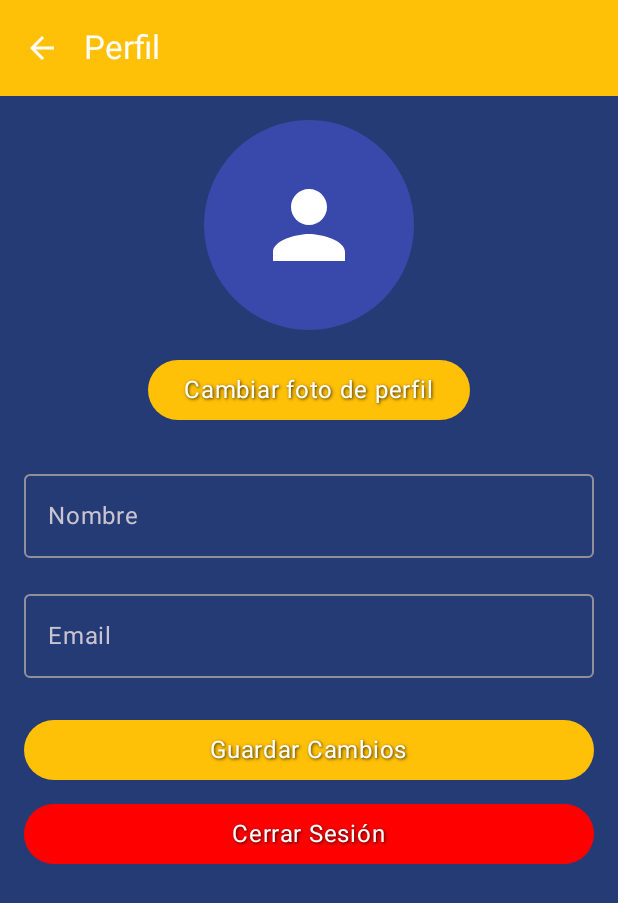
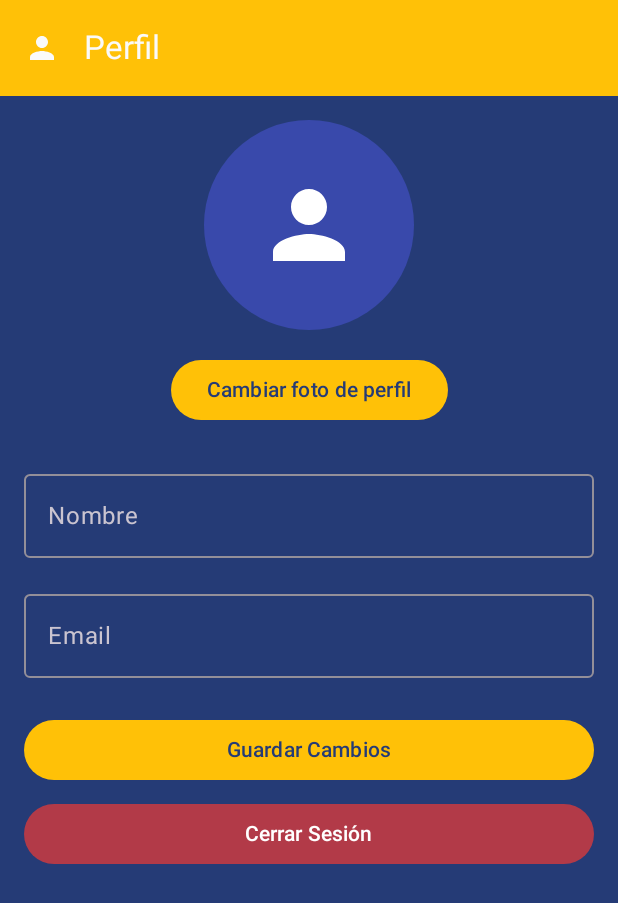
Before and after one commit to Argomedo/PhoneCinema_Proyecto, an Android app built with Jetpack Compose: the HomeScreen screen opened through its navigation route, after a tap on "Perfil", on a phone screen of 412 x 824 dp. Shown: the top 903 px of the screen. Run offline under Robolectric (Android 15) with nearby library versions, the phone set to English and light mode, and no system bars; our stand-ins replace Room's generated code; 1 other tap on this screen came first.

Commit message:
Mejora de colores en button y barras de navegación e iconos

```diff
--- a/frontend/app/src/main/java/com/example/phonecinemaapp/ui/home/HomeScreen.kt
+++ b/frontend/app/src/main/java/com/example/phonecinemaapp/ui/home/HomeScreen.kt
@@ -81,12 +81,12 @@ fun HomeScreen(
             TopAppBar(
                 title = {
                     if (!isSearching) {
-                        Text("Catálogo", color = Color.White)
+                        Text("Catálogo", color = Color(0xFFFAFAFA))
                     } else {
                         TextField(
                             value = searchQuery,
                             onValueChange = { searchQuery = it },
-                            placeholder = { Text("Buscar película...") },
+                            placeholder = { Text("Buscar película") },
                             singleLine = true,
                             colors = TextFieldDefaults.colors(
                                 focusedContainerColor = Color.Transparent,
@@ -96,8 +96,8 @@ fun HomeScreen(
                                 cursorColor = Color.White,
                                 focusedTextColor = Color.White,
                                 unfocusedTextColor = Color.White,
-                                focusedPlaceholderColor = Color.White.copy(alpha = 0.7f),
-                                unfocusedPlaceholderColor = Color.White.copy(alpha = 0.7f)
+                                focusedPlaceholderColor = Color.White.copy(alpha = 1f),
+                                unfocusedPlaceholderColor = Color.White.copy(alpha = 1f)
                             ),
                             modifier = Modifier.fillMaxWidth()
                         )
@@ -105,29 +105,29 @@ fun HomeScreen(
                 },
                 colors = TopAppBarDefaults.topAppBarColors(
                     containerColor = Color(0xFFD4A106),
-                    titleContentColor = Color.White,
-                    actionIconContentColor = Color.White
+                    titleContentColor = Color(0xFF253B76),
+                    actionIconContentColor = Color(0xFF253B76)
                 ),
                 actions = {
                     IconButton(onClick = { isSearching = !isSearching }) {
                         Icon(
                             imageVector = Icons.Default.Search,
                             contentDescription = "Buscar película",
-                            tint = Color.White
+                            tint = Color(0xFFFAFAFA)
                         )
                     }
                     IconButton(onClick = onNavigateToProfile) {
                         Icon(
                             imageVector = Icons.Default.Person,
                             contentDescription = "Perfil",
-                            tint = Color.White
+                            tint = Color(0xFFFAFAFA)
                         )
                     }
                     IconButton(onClick = onLogout) {
                         Icon(
                             imageVector = Icons.Default.Logout,
                             contentDescription = "Cerrar sesión",
-                            tint = Color.White
+                            tint = Color(0xFFB23A48)
                         )
                     }
                 }
--- a/frontend/app/src/main/java/com/example/phonecinemaapp/ui/home/PerfilScreen.kt
+++ b/frontend/app/src/main/java/com/example/phonecinemaapp/ui/home/PerfilScreen.kt
@@ -149,10 +149,11 @@ fun PerfilContent(
     Scaffold(
         topBar = {
             TopAppBar(
-                title = { Text("Perfil") },
+                title = { Text("Perfil",
+                    color = Color(0xFFFAFAFA)) },
                 navigationIcon = {
                     IconButton(onClick = onBackClick) {
-                        Icon(Icons.Default.ArrowBack, contentDescription = null, tint = Color.White)
+                        Icon(Icons.Default.Person, contentDescription = null, tint = Color(0xFFFAFAFA))
                     }
                 },
                 colors = TopAppBarDefaults.topAppBarColors(containerColor = Color(0xFFFFC107))
@@ -204,14 +205,7 @@ fun PerfilContent(
             Button(onClick = onSave, modifier = Modifier.fillMaxWidth()) {
                 Text(
                     text = "Guardar Cambios",
-                    style = MaterialTheme.typography.bodyLarge.copy(
-                        color = Color.White,
-                        shadow = Shadow(
-                            color = Color.Black.copy(alpha = 0.8f),
-                            offset = Offset(1f, 1f),
-                            blurRadius = 2f
-                        )
-                    )
+                    color = Color(0xFF253B76)
                 )
             }
 
@@ -221,20 +215,13 @@ fun PerfilContent(
                 onClick = onLogout,
                 modifier = Modifier.fillMaxWidth(),
                 colors = ButtonDefaults.buttonColors(
-                    containerColor = Color.Red,
+                    containerColor = Color(0xFFB23A48),
                     contentColor = Color.White
                 )
             ) {
                 Text(
                     text = "Cerrar Sesión",
-                    style = MaterialTheme.typography.bodyLarge.copy(
-                        color = Color.White,
-                        shadow = Shadow(
-                            color = Color.Black.copy(alpha = 0.8f),
-                            offset = Offset(1f, 1f),
-                            blurRadius = 2f
-                        )
-                    )
+                    color = Color.White
                 )
             }
         }
@@ -260,7 +247,8 @@ fun PerfilContent(
                     ) {
                         Icon(Icons.Default.PhotoLibrary, contentDescription = null, tint = Color.White)
                         Spacer(modifier = Modifier.width(8.dp))
-                        Text("Galería", color = Color.White)
+                        Text("Galería",
+                            color = Color(0xFFFAFAFA))
                     }
 
                     Button(
@@ -272,7 +260,8 @@ fun PerfilContent(
                     ) {
                         Icon(Icons.Default.CameraAlt, contentDescription = null, tint = Color.White)
                         Spacer(modifier = Modifier.width(8.dp))
-                        Text("Cámara", color = Color.White)
+                        Text("Cámara",
+                            color = Color(0xFFFAFAFA))
                     }
                 }
             }
@@ -324,15 +313,7 @@ fun SeccionFotoPerfil(
         Button(onClick = onTakePhoto) {
             Text(
                 text = "Cambiar foto de perfil",
-                // MATERIALTHEME de Material 3
-                style = MaterialTheme.typography.bodyLarge.copy(
-                    color = Color.White,
-                    shadow = Shadow(
-                        color = Color.Black.copy(alpha = 0.8f),
-                        offset = Offset(1f, 1f),
-                        blurRadius = 2f
-                    )
-                )
+                color = Color(0xFF253B76)
             )
         }
     }
--- a/frontend/app/src/main/java/com/example/phonecinemaapp/ui/login/LoginScreen.kt
+++ b/frontend/app/src/main/java/com/example/phonecinemaapp/ui/login/LoginScreen.kt
@@ -29,6 +29,7 @@ import androidx.compose.runtime.remember
 import androidx.compose.runtime.setValue
 import androidx.compose.ui.Alignment
 import androidx.compose.ui.Modifier
+import androidx.compose.ui.graphics.Color
 import androidx.compose.ui.platform.LocalContext
 import androidx.compose.ui.res.painterResource
 import androidx.compose.ui.text.input.PasswordVisualTransformation
@@ -126,7 +127,8 @@ private fun LoginContent(
             onClick = onLoginClick,
             modifier = Modifier.fillMaxWidth().height(50.dp),
             shape = RoundedCornerShape(50)
-        ) { Text("Entrar") }
+        ) { Text("Entrar",
+            color = Color(0xFF253B76)) }
 
         Spacer(modifier = Modifier.height(12.dp))
 
--- a/frontend/app/src/main/java/com/example/phonecinemaapp/ui/registro/RegistroScreen.kt
+++ b/frontend/app/src/main/java/com/example/phonecinemaapp/ui/registro/RegistroScreen.kt
@@ -167,7 +167,8 @@ private fun RegistroContent(
                 .height(50.dp),
             enabled = error == null || error.isBlank()
         ) {
-            Text("Registrar")
+            Text("Registrar",
+                color = Color(0xFF253B76))
         }
 
         Spacer(modifier = Modifier.height(12.dp))
--- a/frontend/app/src/main/java/com/example/phonecinemaapp/ui/reseñas/ReviewItem.kt
+++ b/frontend/app/src/main/java/com/example/phonecinemaapp/ui/reseñas/ReviewItem.kt
@@ -117,6 +117,6 @@ fun ReviewItem(
 
 private fun formatDate(timestamp: Long): String {
     val date = Date(timestamp)
-    val format = SimpleDateFormat("dd/MM/yyyy HH:mm", Locale.getDefault())
+    val format = SimpleDateFormat("dd/MM/yyyy", Locale.getDefault())
     return format.format(date)
 }
--- a/frontend/app/src/main/java/com/example/phonecinemaapp/ui/roles/ManageUsersScreen.kt
+++ b/frontend/app/src/main/java/com/example/phonecinemaapp/ui/roles/ManageUsersScreen.kt
@@ -41,7 +41,7 @@ fun ManageUsersScreen(
                         Icon(Icons.Default.ArrowBack, contentDescription = "Volver", tint = Color.White)
                     }
                 },
-                colors = TopAppBarDefaults.topAppBarColors(containerColor = Color(0xFF253B76))
+                colors = TopAppBarDefaults.topAppBarColors(containerColor = Color(0xFFFFC107))
             )
         }
     ) { padding ->
@@ -52,7 +52,7 @@ fun ManageUsersScreen(
                 .fillMaxSize()
         ) {
             if (users.isEmpty()) {
-                Text("No hay usuarios registrados", color = Color.White)
+                Text("No hay usuarios registrados", color = Color(0xFFFAFAFA))
             } else {
                 LazyColumn {
                     items(users) { user ->
```
Also changed, not shown: frontend/app/src/main/java/com/example/phonecinemaapp/ui/roles/AdmiScreen.kt (+12 -6 lines), frontend/app/src/main/java/com/example/phonecinemaapp/ui/roles/ManageReviewScreen.kt (+5 -4 lines), frontend/app/src/main/java/com/example/phonecinemaapp/ui/roles/ModeradorScreen.kt (+4 -3 lines).
